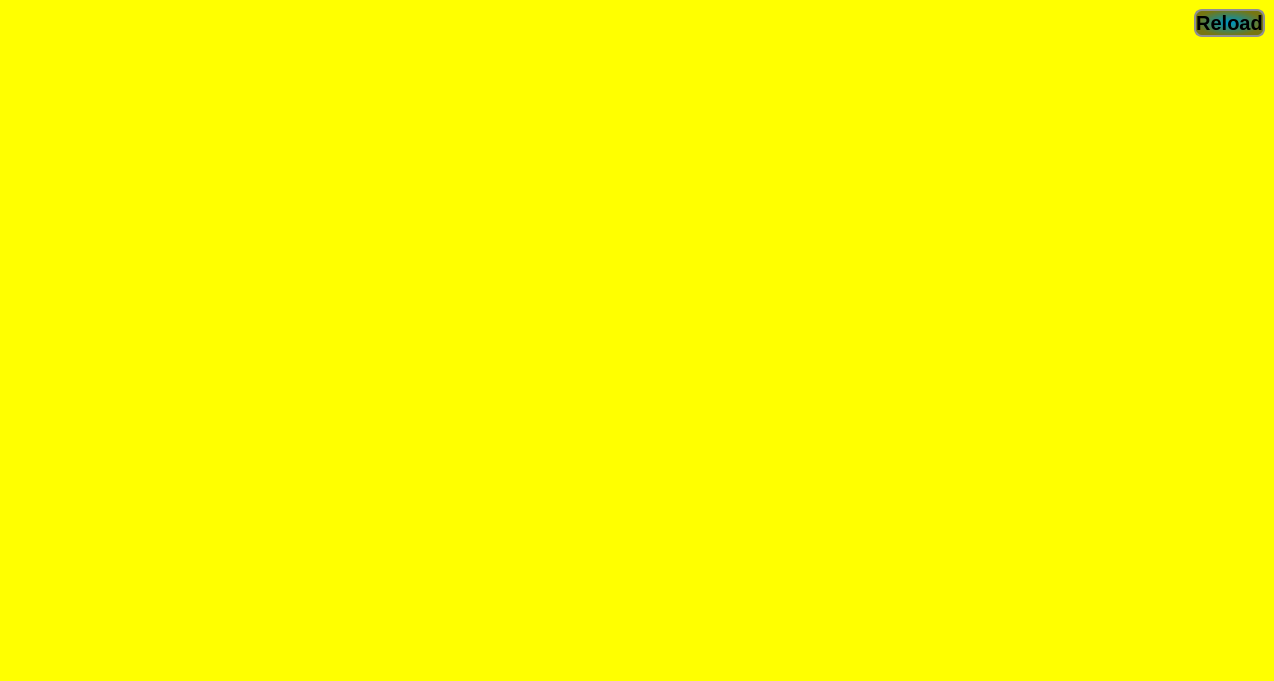
Before: the Qt Designer form iDom_Client/wwwshowwindow.ui in cyniu88/QT_kurs, drawn with Qt 5.
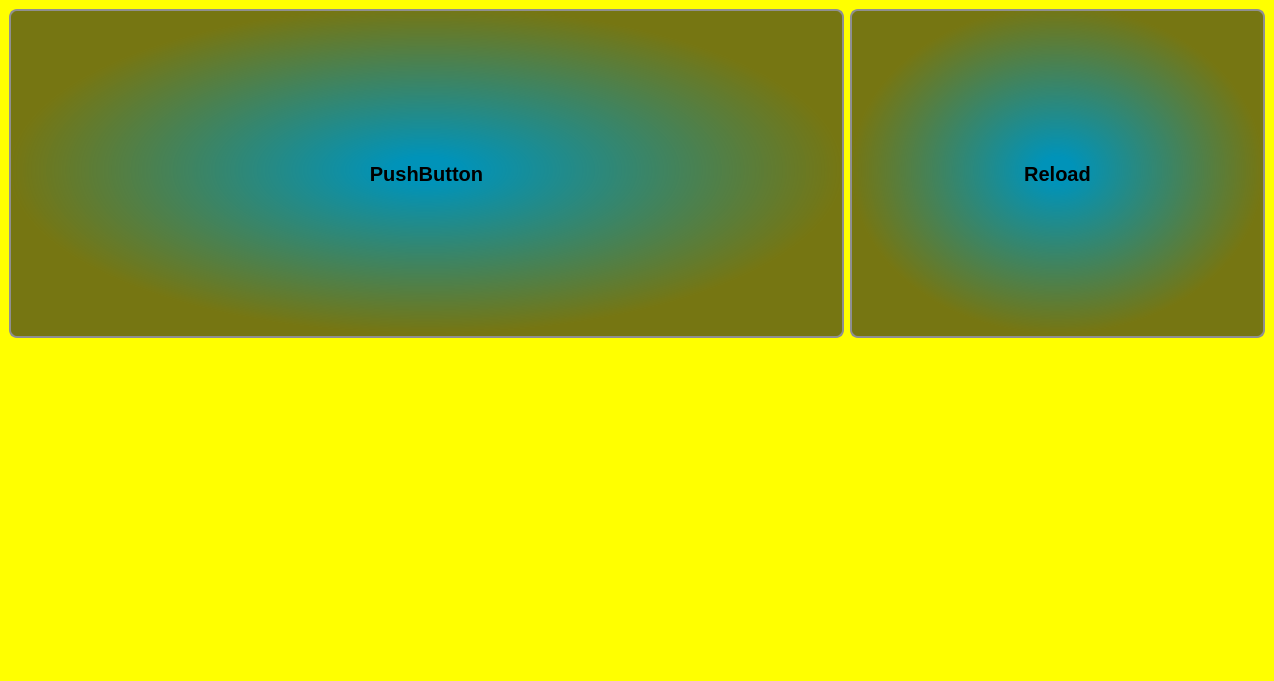
After: the same form once the commit is applied.

```diff
--- a/iDom_Client/wwwshowwindow.ui
+++ b/iDom_Client/wwwshowwindow.ui
@@ -18,42 +18,59 @@
   </property>
   <widget class="QWidget" name="centralwidget">
    <layout class="QGridLayout" name="gridLayout">
-    <item row="0" column="1">
-     <widget class="QPushButton" name="pushButton">
-      <property name="styleSheet">
-       <string notr="true">QPushButton {background-color: qradialgradient(spread:pad, cx:0.499807, cy:0.489, radius:0.5, fx:0.499, fy:0.488909, stop:0.0795455 rgba(0, 147, 185, 255), stop:1 rgba(30, 30, 30, 155));
- border: 2px solid #8f8f91;
-border-radius: 8px;
-font: bold 20px ;
-}
-QPushButton:pressed {
-border:none;
-}
-</string>
-      </property>
-      <property name="text">
-       <string>Reload</string>
-      </property>
-     </widget>
-    </item>
-    <item row="0" column="0">
-     <spacer name="horizontalSpacer">
-      <property name="orientation">
-       <enum>Qt::Horizontal</enum>
-      </property>
-      <property name="sizeHint" stdset="0">
-       <size>
-        <width>40</width>
-        <height>20</height>
-       </size>
-      </property>
-     </spacer>
-    </item>
-    <item row="1" column="0" colspan="2">
+    <item row="2" column="0" colspan="3">
      <widget class="QWidget" name="widgetWWW_temp" native="true">
       <layout class="QGridLayout" name="gridLayout_2"/>
      </widget>
     </item>
+    <item row="0" column="2">
+     <widget class="QPushButton" name="pushButton">
+      <property name="sizePolicy">
+       <sizepolicy hsizetype="Minimum" vsizetype="Preferred">
+        <horstretch>0</horstretch>
+        <verstretch>0</verstretch>
+       </sizepolicy>
+      </property>
+      <property name="styleSheet">
+       <string notr="true">QPushButton {background-color: qradialgradient(spread:pad, cx:0.499807, cy:0.489, radius:0.5, fx:0.499, fy:0.488909, stop:0.0795455 rgba(0, 147, 185, 255), stop:1 rgba(30, 30, 30, 155));
+ border: 2px solid #8f8f91;
+border-radius: 8px;
+font: bold 20px ;
+}
+QPushButton:pressed {
+border:none;
+}
+</string>
+      </property>
+      <property name="text">
+       <string>Reload</string>
+      </property>
+     </widget>
+    </item>
+    <item row="0" column="0" colspan="2">
+     <widget class="QPushButton" name="pushButton_2">
+      <property name="sizePolicy">
+       <sizepolicy hsizetype="Minimum" vsizetype="Preferred">
+        <horstretch>0</horstretch>
+        <verstretch>0</verstretch>
+       </sizepolicy>
+      </property>
+      <property name="styleSheet">
+       <string notr="true">QPushButton {background-color: qradialgradient(spread:pad, cx:0.499807, cy:0.489, radius:0.5, fx:0.499, fy:0.488909, stop:0.0795455 rgba(0, 147, 185, 255), stop:1 rgba(30, 30, 30, 155));
+ border: 2px solid #8f8f91;
+border-radius: 8px;
+font: bold 20px ;
+}
+QPushButton:pressed {
+border:none;
+}
+</string>
+      </property>
+      <property name="text">
+       <string>PushButton</string>
+      </property>
+     </widget>
+    </item>
    </layout>
   </widget>
  </widget>
```
